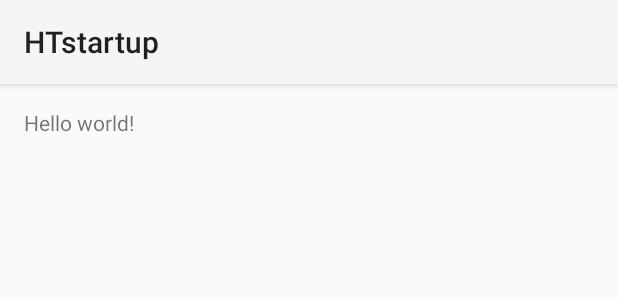
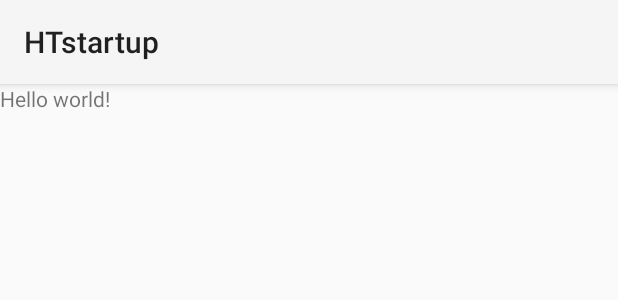
Before and after one commit to HTstartup/box, an Android app: the layout activity_incu.xml on its own in the app's theme, with its tools: preview values and no code run, on a phone screen of 412 x 824 dp. Shown: the top 300 px of the screen. Run offline under Robolectric (Android 15) with nearby library versions, the phone set to English and light mode, and no system bars.

```diff
--- a/app/src/main/res/layout/activity_incu.xml
+++ b/app/src/main/res/layout/activity_incu.xml
@@ -1,12 +1,12 @@
 <RelativeLayout xmlns:android="http://schemas.android.com/apk/res/android"
-    xmlns:tools="http://schemas.android.com/tools" android:layout_width="match_parent"
-    android:layout_height="match_parent" android:paddingLeft="@dimen/activity_horizontal_margin"
-    android:paddingRight="@dimen/activity_horizontal_margin"
-    android:paddingTop="@dimen/activity_vertical_margin"
-    android:paddingBottom="@dimen/activity_vertical_margin"
+    xmlns:tools="http://schemas.android.com/tools"
+    android:layout_width="match_parent"
+    android:layout_height="match_parent"
     tools:context="com.android021box.htstartup.IncuActivity">
 
-    <TextView android:text="@string/hello_world" android:layout_width="wrap_content"
-        android:layout_height="wrap_content" />
+    <TextView
+        android:layout_width="wrap_content"
+        android:layout_height="wrap_content"
+        android:text="@string/hello_world" />
 
 </RelativeLayout>
```
Also changed, not shown: app/src/main/java/com/android021box/htstartup/MainActivity.java (+16 -2 lines), app/src/main/java/com/android021box/htstartup/info/IncuInfo.java (added, +98 -0 lines), 1 other file.
